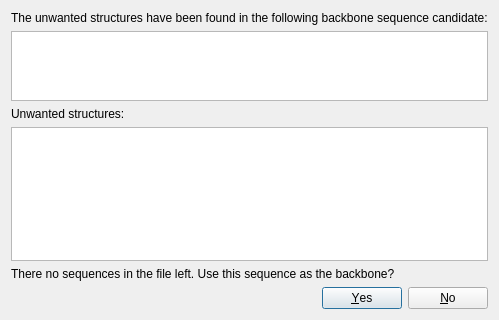
ugeneunipro/ugene, file src/plugins/pcr_primer_design_for_dna_assembly/src/UnwantedStructuresInBackboneDialog.ui: the form before one commit.
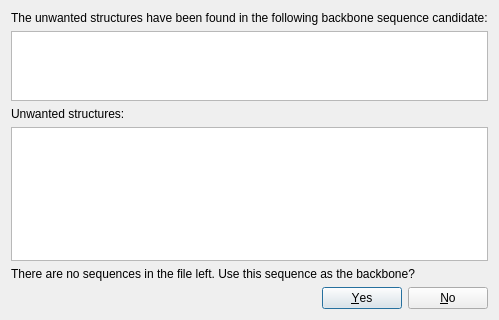
The form after the commit.

```diff
--- a/src/plugins/pcr_primer_design_for_dna_assembly/src/UnwantedStructuresInBackboneDialog.ui
+++ b/src/plugins/pcr_primer_design_for_dna_assembly/src/UnwantedStructuresInBackboneDialog.ui
@@ -56,7 +56,7 @@
    <item>
     <widget class="QLabel" name="questionLabel">
      <property name="text">
-      <string>There no sequences in the file left. Use this sequence as the backbone?</string>
+      <string>There are no sequences in the file left. Use this sequence as the backbone?</string>
      </property>
     </widget>
    </item>
```
